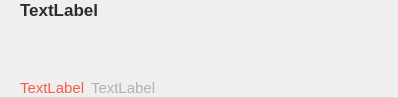
First picture: the form in src/views/notelistcellwidget.ui, repository Gitnoter/Gitnoter, before the edit.
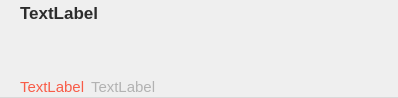
Second picture: the form after the edit. Custom widgets are drawn as their Qt base class.

What changed in the file:
```diff
--- a/src/views/notelistcellwidget.ui
+++ b/src/views/notelistcellwidget.ui
@@ -49,6 +49,7 @@
   border: none;
   font-size: 12px;
   color: #6F747A;
+  background-color: rgba(0,0,0,0);
 }
 
 QLabel#label_tagList,
@@ -137,13 +138,13 @@
            <property name="minimumSize">
             <size>
              <width>0</width>
-             <height>20</height>
+             <height>23</height>
             </size>
            </property>
            <property name="maximumSize">
             <size>
              <width>16777215</width>
-             <height>20</height>
+             <height>23</height>
             </size>
            </property>
            <property name="font">
@@ -162,12 +163,21 @@
           </widget>
          </item>
          <item>
-          <widget class="ElidedLabel" name="frame_body">
-           <property name="frameShape">
-            <enum>QFrame::StyledPanel</enum>
+          <widget class="QPlainTextEdit" name="frame_body">
+           <property name="enabled">
+            <bool>false</bool>
            </property>
-           <property name="frameShadow">
-            <enum>QFrame::Raised</enum>
+           <property name="verticalScrollBarPolicy">
+            <enum>Qt::ScrollBarAlwaysOff</enum>
+           </property>
+           <property name="horizontalScrollBarPolicy">
+            <enum>Qt::ScrollBarAlwaysOff</enum>
+           </property>
+           <property name="readOnly">
+            <bool>false</bool>
+           </property>
+           <property name="overwriteMode">
+            <bool>false</bool>
            </property>
           </widget>
          </item>
@@ -176,13 +186,13 @@
            <property name="minimumSize">
             <size>
              <width>0</width>
-             <height>20</height>
+             <height>23</height>
             </size>
            </property>
            <property name="maximumSize">
             <size>
              <width>16777215</width>
-             <height>20</height>
+             <height>23</height>
             </size>
            </property>
            <layout class="QHBoxLayout" name="horizontalLayout">
@@ -265,14 +275,6 @@
    </item>
   </layout>
  </widget>
- <customwidgets>
-  <customwidget>
-   <class>ElidedLabel</class>
-   <extends>QFrame</extends>
-   <header location="global">elidedlabel.h</header>
-   <container>1</container>
-  </customwidget>
- </customwidgets>
  <resources/>
  <connections/>
 </ui>
```
